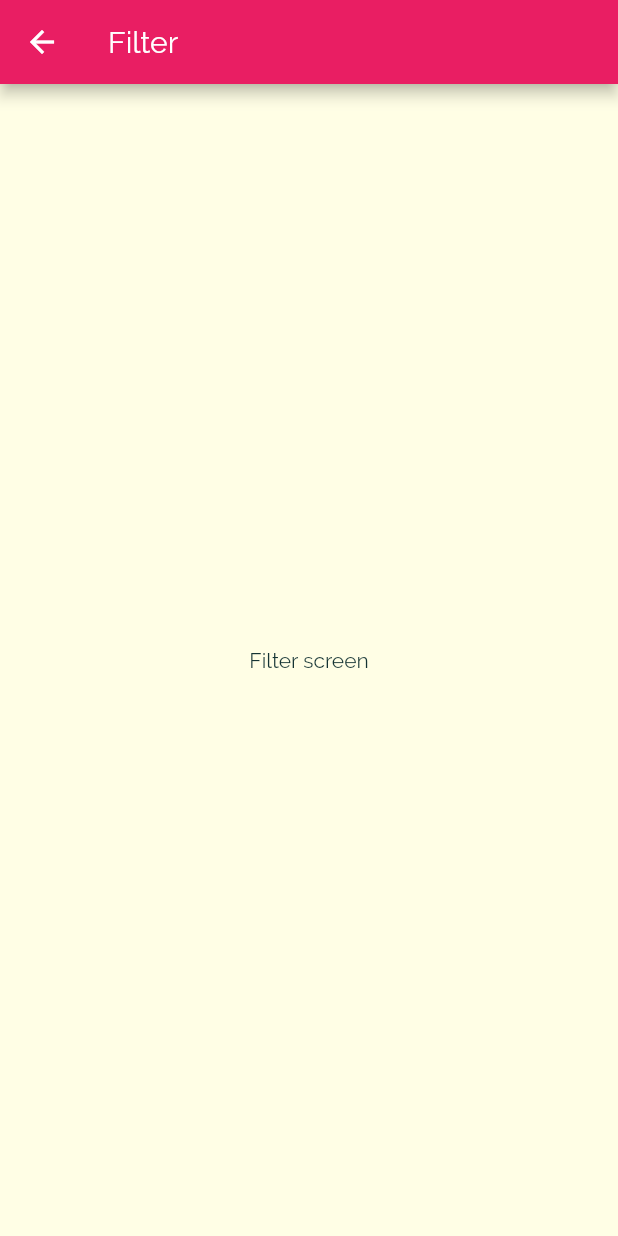
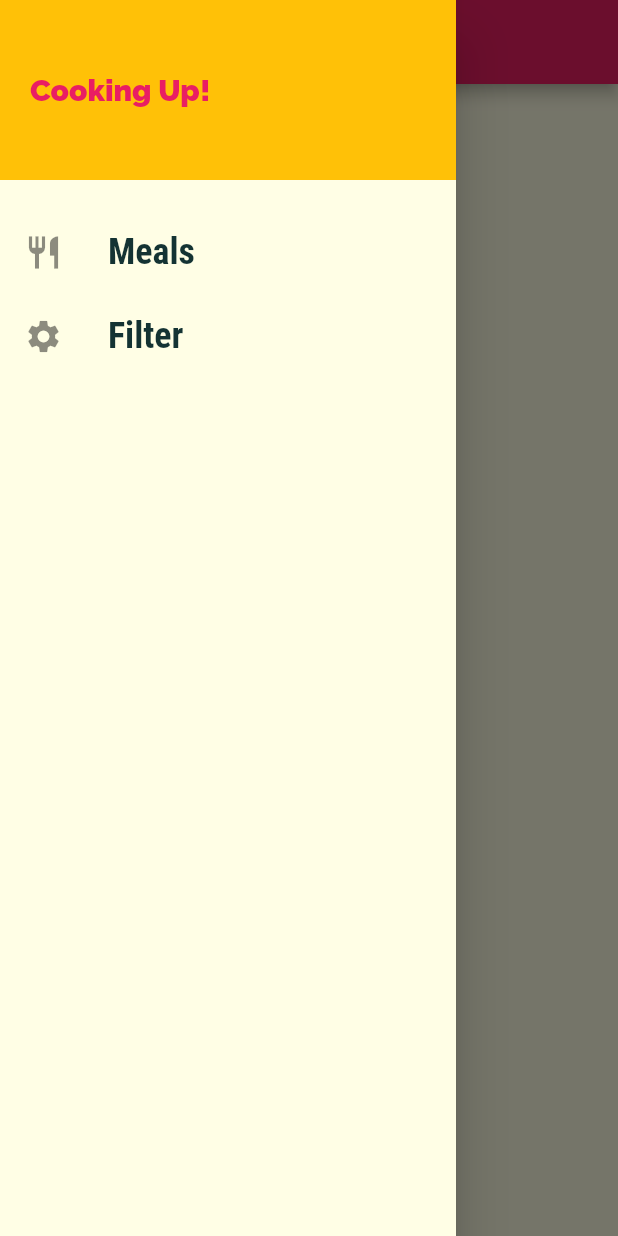
Before and after one commit to bhavikvashi1804/foodzy, a Flutter app: the FilterScreen screen opened by its route, with the side drawer open (before the commit the screen has no drawer), on a phone screen of 412 x 824 dp. Run offline on Flutter 3.47's test engine with Material 2 defaults, Android fonts, the phone set to English and light mode, and no system bars.

Commit message:
pushReplacementNamed

```diff
--- a/lib/screen/filters_screen.dart
+++ b/lib/screen/filters_screen.dart
@@ -1,4 +1,5 @@
 import 'package:flutter/material.dart';
+import '../widget/main_drawer.dart';
 
 
 class FilterScreen extends StatelessWidget {
@@ -8,7 +9,8 @@ class FilterScreen extends StatelessWidget {
   @override
   Widget build(BuildContext context) {
     return Scaffold(
-      appBar: AppBar(title: Text('Filter'),),
+      appBar: AppBar(title: Text('Your Filters'),),
+      drawer: MainDrawer(),
       body:Center(child:Text('Filter screen')),
     );
   }
--- a/lib/widget/main_drawer.dart
+++ b/lib/widget/main_drawer.dart
@@ -27,8 +27,12 @@ class MainDrawer extends StatelessWidget {
             height: 20,
           ),
 
-          buildListTile('Meals', Icons.restaurant,(){ Navigator.of(context).pushNamed('/');}),
-          buildListTile('Filter',Icons.settings,(){ Navigator.of(context).pushNamed(FilterScreen.routeName);}),
+          buildListTile('Meals', Icons.restaurant,(){ Navigator.of(context).pushReplacementNamed('/');}),
+          buildListTile('Filter',Icons.settings,(){ Navigator.of(context).pushReplacementNamed(FilterScreen.routeName);}),
+          //pushReplacementNamed route does not amke load on Stack
+          //replace current page with new page
+          //donot generate stack of pages
+          //for login this is also used
 
         ],
       ),
```
